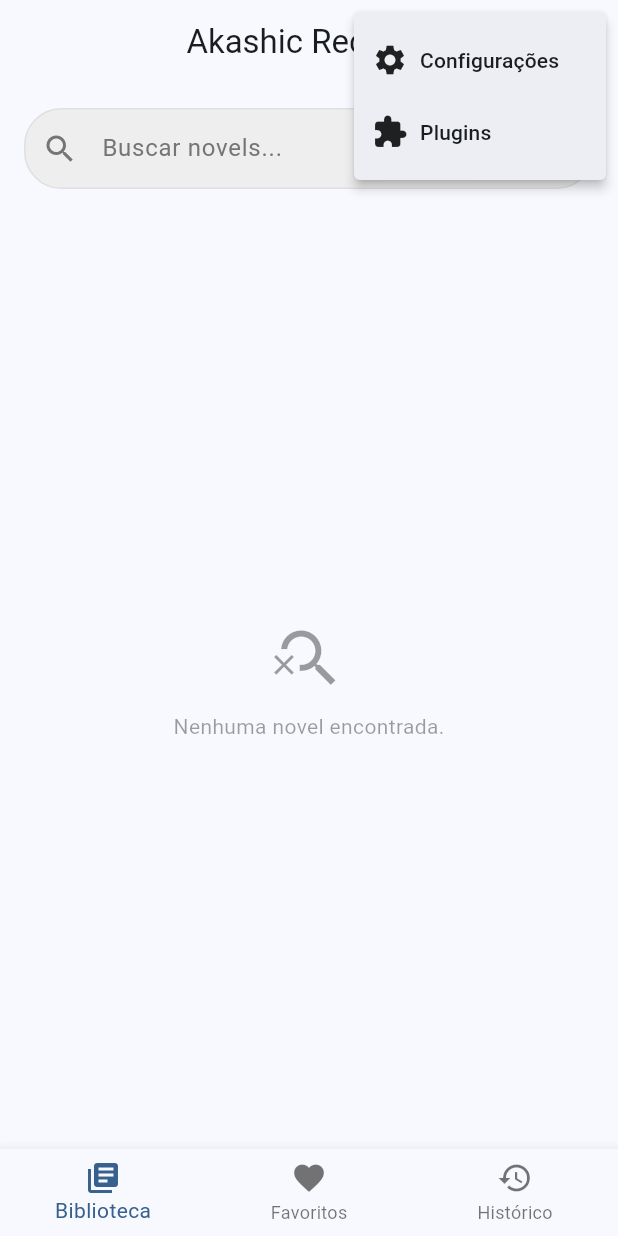
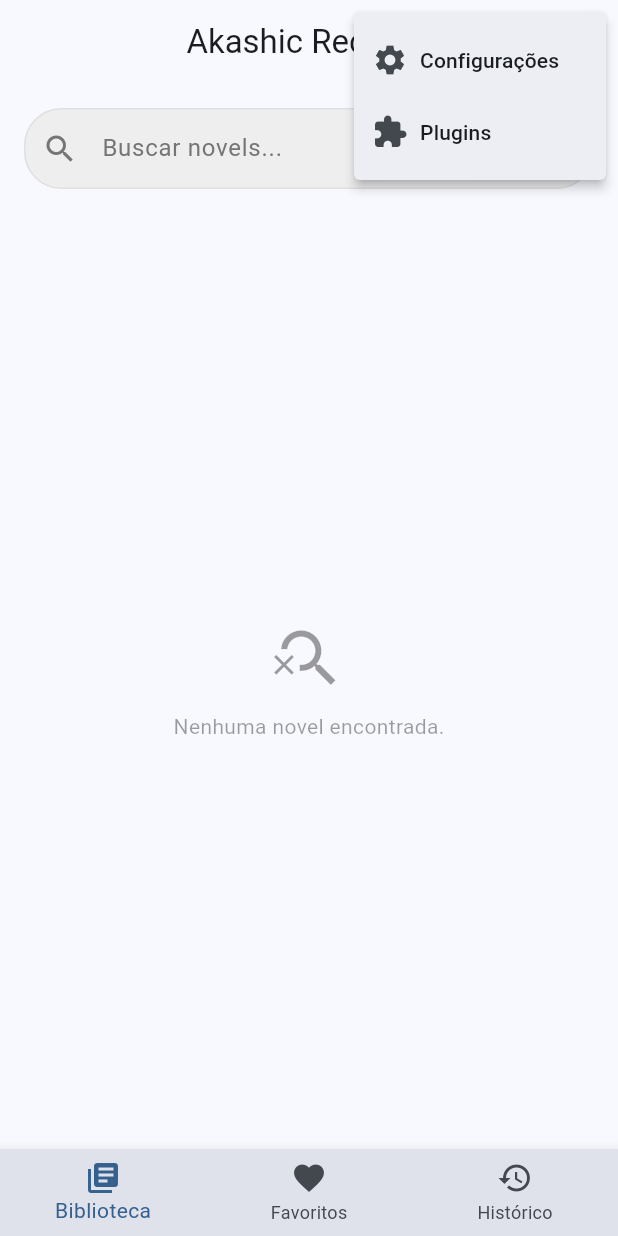
Before and after one commit to Luiz-eduardp/akashic_records, a Flutter app: the HomeScreen screen opened directly, after a tap on the "more vert" icon, on a phone screen of 412 x 824 dp. Run offline on Flutter 3.47's test engine with Material 3 defaults, Android fonts, the phone set to English and light mode, and no system bars; our stand-ins replace cached_network_image, cookie_jar, dio, flutter_colorpicker, flutter_html, flutter_markdown and 5 more; accounts and stored records are empty; network calls fail.

Commit message:
fix(home_screen): Use theme colors consistently
- Replaced hardcoded colors with theme colors.
- Improved color consistency across UI elements.
- Updated icon and text colors for settings and plugins.
- Used theme color for bottom navigation bar.
- Updated bottom navigation bar background color.

```diff
--- a/lib/screens/home_screen.dart
+++ b/lib/screens/home_screen.dart
@@ -32,6 +32,8 @@ class _HomeScreenState extends State<HomeScreen> {
 
   @override
   Widget build(BuildContext context) {
+    final theme = Theme.of(context);
+
     return Scaffold(
       appBar: CustomAppBar(
         title: 'Akashic Records'.translate,
@@ -53,10 +55,13 @@ class _HomeScreenState extends State<HomeScreen> {
                     children: [
                       Icon(
                         Icons.settings,
-                        color: Theme.of(context).iconTheme.color,
+                        color: theme.colorScheme.onSurfaceVariant,
                       ),
                       const SizedBox(width: 8),
-                      Text('Configurações'.translate),
+                      Text(
+                        'Configurações'.translate,
+                        style: TextStyle(color: theme.colorScheme.onSurface),
+                      ),
                     ],
                   ),
                 ),
@@ -66,10 +71,13 @@ class _HomeScreenState extends State<HomeScreen> {
                     children: [
                       Icon(
                         Icons.extension,
-                        color: Theme.of(context).iconTheme.color,
+                        color: theme.colorScheme.onSurfaceVariant,
                       ),
                       const SizedBox(width: 8),
-                      Text('Plugins'.translate),
+                      Text(
+                        'Plugins'.translate,
+                        style: TextStyle(color: theme.colorScheme.onSurface),
+                      ),
                     ],
                   ),
                 ),
@@ -77,7 +85,7 @@ class _HomeScreenState extends State<HomeScreen> {
             },
             icon: Icon(
               Icons.more_vert,
-              color: Theme.of(context).iconTheme.color,
+              color: theme.colorScheme.onSurfaceVariant,
             ),
           ),
         ],
@@ -107,10 +115,11 @@ class _HomeScreenState extends State<HomeScreen> {
           ),
         ],
         currentIndex: _selectedIndex,
-        selectedItemColor: Theme.of(context).colorScheme.primary,
-        unselectedItemColor: Theme.of(context).unselectedWidgetColor,
+        selectedItemColor: theme.colorScheme.primary,
+        unselectedItemColor: theme.colorScheme.onSurfaceVariant,
         onTap: _onItemTapped,
         type: BottomNavigationBarType.fixed,
+        backgroundColor: theme.colorScheme.surfaceVariant,
       ),
     );
   }
```
